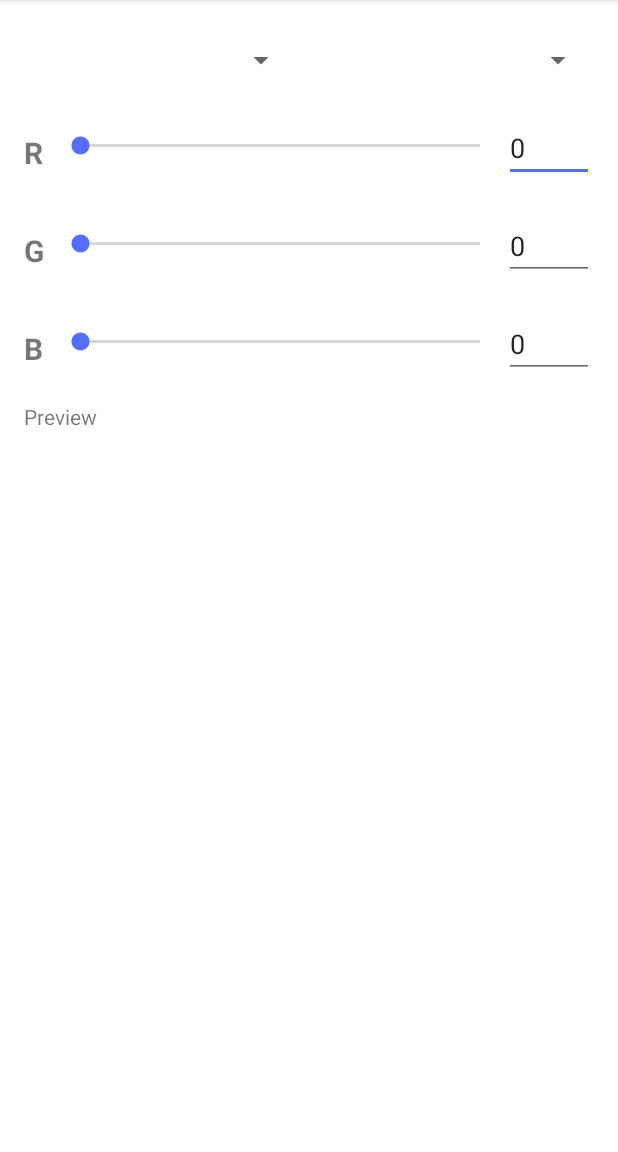
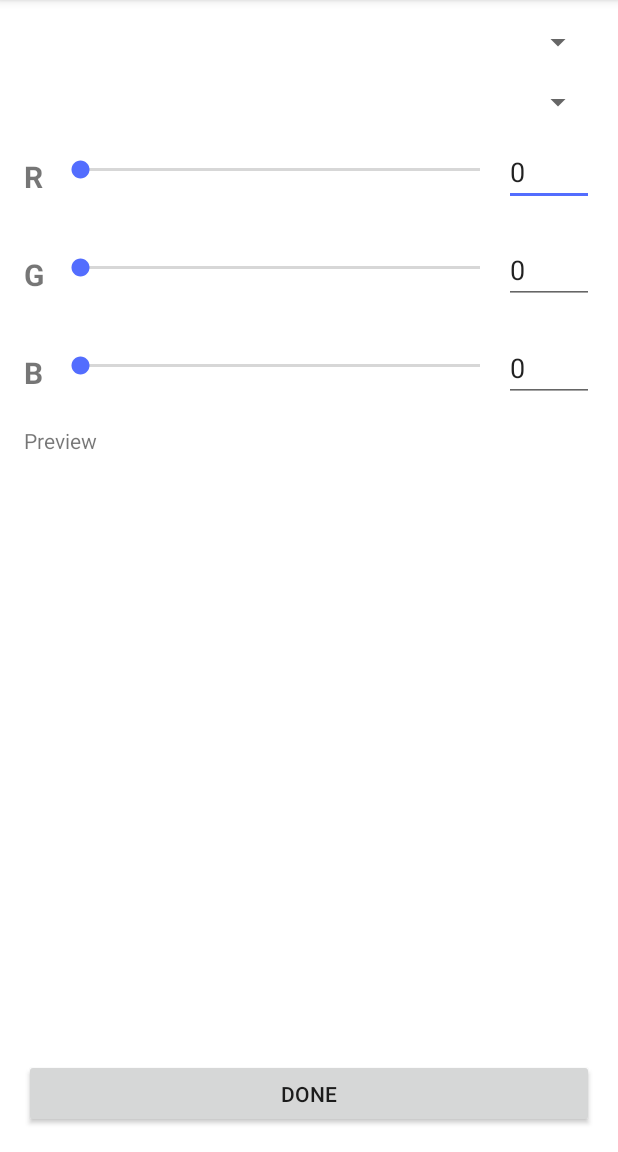
Before and after one commit to VanceVagell/smarta, an Android app: the layout calibrate_screen.xml on its own in the app's theme, with its tools: preview values and no code run, on a phone screen of 412 x 824 dp, the part 84-1236 px from its top. Run offline under Robolectric (Android 15) with nearby library versions, the phone set to English and light mode, and no system bars.

Commit message:
Finished moderate UI redesign

```diff
--- a/LemurColorRemote/app/src/main/res/layout/calibrate_screen.xml
+++ b/LemurColorRemote/app/src/main/res/layout/calibrate_screen.xml
@@ -7,29 +7,17 @@
     android:padding="16dp"
     android:background="@color/page_bg">
 
-    <LinearLayout xmlns:android="http://schemas.android.com/apk/res/android"
-        android:orientation="horizontal"
+    <Spinner
+        android:id="@+id/calibration_color_set"
+        android:layout_height="wrap_content"
         android:layout_width="match_parent"
+        android:layout_marginBottom="16dp"/>
+
+    <Spinner
+        android:id="@+id/calibration_color"
         android:layout_height="wrap_content"
-        android:layout_marginBottom="16dp">
-
-        <Spinner
-            android:layout_marginLeft="-8dp"
-            android:layout_marginRight="16dp"
-            android:id="@+id/calibration_color_set"
-            android:layout_height="48dp"
-            android:layout_width="0dp"
-            android:layout_weight="1"/>
-
-        <Spinner
-            android:layout_marginLeft="-8dp"
-            android:id="@+id/calibration_color"
-            android:layout_height="48dp"
-            android:layout_width="0dp"
-            android:layout_weight="1"/>
-
-    </LinearLayout>
-
+        android:layout_width="match_parent"
+        android:layout_marginBottom="16dp"/>
 
     <GridLayout xmlns:android="http://schemas.android.com/apk/res/android"
         android:layout_width="match_parent"
@@ -120,8 +108,10 @@
     <LinearLayout xmlns:android="http://schemas.android.com/apk/res/android"
         android:orientation="vertical"
         android:layout_width="match_parent"
-        android:layout_height="wrap_content"
-        android:layout_marginTop="16dp">
+        android:layout_height="0dp"
+        android:layout_weight="1"
+        android:layout_marginTop="16dp"
+        android:layout_gravity="bottom">
 
         <TextView
             android:layout_width="wrap_content"
@@ -135,10 +125,18 @@
         <LinearLayout xmlns:android="http://schemas.android.com/apk/res/android"
             android:orientation="horizontal"
             android:layout_width="match_parent"
-            android:layout_height="150dp"
+            android:layout_height="match_parent"
             android:id="@+id/calibratePreview">
         </LinearLayout>
 
     </LinearLayout>
 
+    <Button
+        android:id="@+id/close_calibration"
+        android:layout_width="match_parent"
+        android:layout_height="46dp"
+        android:onClick="closeCalibrationClicked"
+        android:text="Done"
+        android:layout_marginTop="16dp"/>
+
 </LinearLayout>
--- a/LemurColorRemote/app/src/main/res/layout/main_activity.xml
+++ b/LemurColorRemote/app/src/main/res/layout/main_activity.xml
@@ -61,7 +61,8 @@
                     android:orientation="vertical"
                     android:id="@+id/calibrate_container"
                     android:layout_width="match_parent"
-                    android:layout_height="match_parent">
+                    android:layout_height="match_parent"
+                    android:visibility="gone">
 
                     <include layout="@layout/calibrate_screen" />
 
```
Also changed, not shown: LemurColorRemote/app/src/main/java/com/vagell/lemurcolor/BTConnectThread.java (+42 -3 lines), LemurColorRemote/app/src/main/java/com/vagell/lemurcolor/MainActivity.java (+28 -11 lines), LemurColorRemote/app/src/main/res/drawable-hdpi/ic_launcher.png, LemurColorRemote/app/src/main/res/drawable-mdpi/ic_launcher.png, LemurColorRemote/app/src/main/res/drawable-xhdpi/ic_launcher.png, LemurColorRemote/app/src/main/res/drawable-xxhdpi/ic_launcher.png, 3 other files.
